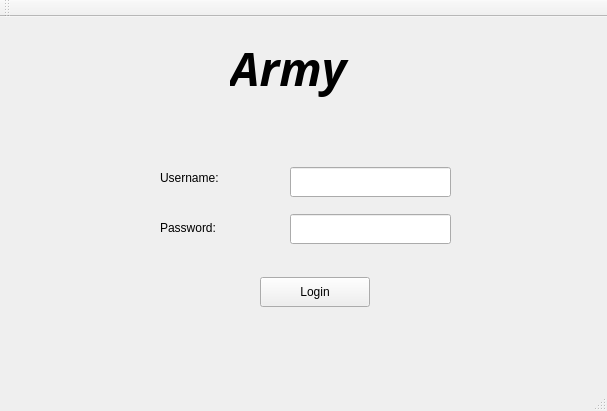
Before: the Qt Designer form src/login_window.ui in AlirezaTheH/army-db, drawn with Qt 5.
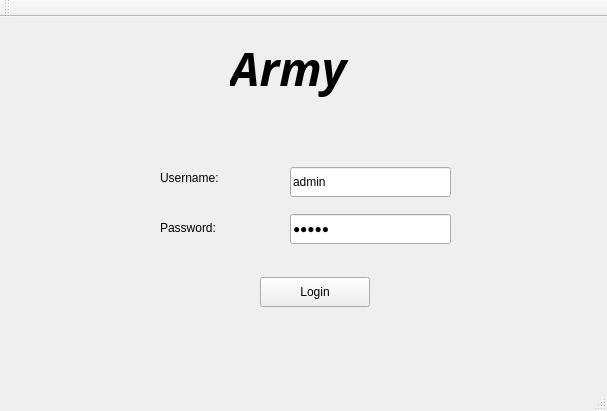
After: the same form once the commit is applied.

```diff
--- a/src/login_window.ui
+++ b/src/login_window.ui
@@ -61,6 +61,9 @@
       <height>30</height>
      </rect>
     </property>
+    <property name="text">
+     <string>admin</string>
+    </property>
    </widget>
    <widget class="QLineEdit" name="lineEdit_password">
     <property name="geometry">
@@ -71,6 +74,9 @@
       <height>30</height>
      </rect>
     </property>
+    <property name="text">
+     <string>admin</string>
+    </property>
     <property name="echoMode">
      <enum>QLineEdit::Password</enum>
     </property>
```
Left out of the diff: 2 changed lines with no effect on the pictures.
